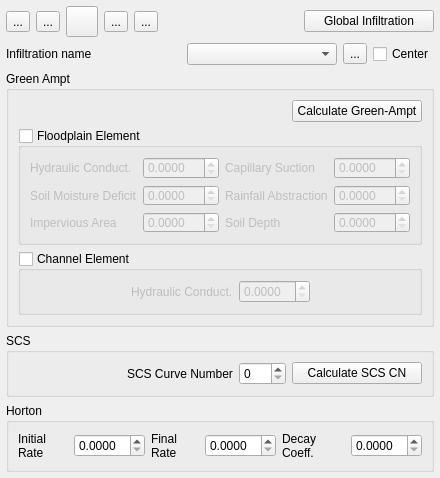
FLO-2DSoftware/qgis-flo-2d-plugin, file flo2d/ui/infil_editor.ui: the form before one commit.
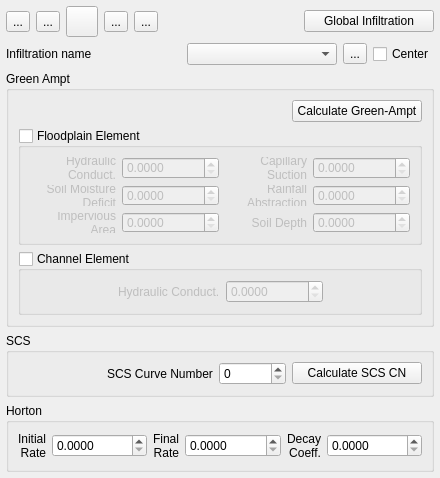
The form after the commit. Icons and pictures are not drawn.

The edit to the form file:
```diff
--- a/flo2d/ui/infil_editor.ui
+++ b/flo2d/ui/infil_editor.ui
@@ -303,6 +303,9 @@
            <property name="text">
             <string>Soil Moisture Deficit</string>
            </property>
+           <property name="alignment">
+            <set>Qt::AlignRight|Qt::AlignTrailing|Qt::AlignVCenter</set>
+           </property>
            <property name="wordWrap">
             <bool>true</bool>
            </property>
@@ -313,6 +316,9 @@
            <property name="decimals">
             <number>4</number>
            </property>
+           <property name="maximum">
+            <double>100000.000000000000000</double>
+           </property>
           </widget>
          </item>
          <item row="1" column="1">
@@ -320,6 +326,9 @@
            <property name="decimals">
             <number>4</number>
            </property>
+           <property name="maximum">
+            <double>100000.000000000000000</double>
+           </property>
           </widget>
          </item>
          <item row="0" column="1">
@@ -327,6 +336,9 @@
            <property name="decimals">
             <number>4</number>
            </property>
+           <property name="maximum">
+            <double>100000.000000000000000</double>
+           </property>
           </widget>
          </item>
          <item row="0" column="2">
@@ -334,6 +346,9 @@
            <property name="text">
             <string>Capillary Suction</string>
            </property>
+           <property name="alignment">
+            <set>Qt::AlignRight|Qt::AlignTrailing|Qt::AlignVCenter</set>
+           </property>
            <property name="wordWrap">
             <bool>true</bool>
            </property>
@@ -344,6 +359,9 @@
            <property name="decimals">
             <number>4</number>
            </property>
+           <property name="maximum">
+            <double>100000.000000000000000</double>
+           </property>
           </widget>
          </item>
          <item row="0" column="0">
@@ -351,6 +369,9 @@
            <property name="text">
             <string>Hydraulic Conduct.</string>
            </property>
+           <property name="alignment">
+            <set>Qt::AlignRight|Qt::AlignTrailing|Qt::AlignVCenter</set>
+           </property>
            <property name="wordWrap">
             <bool>true</bool>
            </property>
@@ -361,6 +382,9 @@
            <property name="text">
             <string>Rainfall Abstraction</string>
            </property>
+           <property name="alignment">
+            <set>Qt::AlignRight|Qt::AlignTrailing|Qt::AlignVCenter</set>
+           </property>
            <property name="wordWrap">
             <bool>true</bool>
            </property>
@@ -371,6 +395,9 @@
            <property name="text">
             <string>Impervious Area</string>
            </property>
+           <property name="alignment">
+            <set>Qt::AlignRight|Qt::AlignTrailing|Qt::AlignVCenter</set>
+           </property>
            <property name="wordWrap">
             <bool>true</bool>
            </property>
@@ -381,6 +408,9 @@
            <property name="decimals">
             <number>4</number>
            </property>
+           <property name="maximum">
+            <double>100000.000000000000000</double>
+           </property>
           </widget>
          </item>
          <item row="2" column="2">
@@ -388,6 +418,9 @@
            <property name="text">
             <string>Soil Depth</string>
            </property>
+           <property name="alignment">
+            <set>Qt::AlignRight|Qt::AlignTrailing|Qt::AlignVCenter</set>
+           </property>
            <property name="wordWrap">
             <bool>true</bool>
            </property>
@@ -398,6 +431,9 @@
            <property name="decimals">
             <number>4</number>
            </property>
+           <property name="maximum">
+            <double>100000.000000000000000</double>
+           </property>
           </widget>
          </item>
         </layout>
@@ -430,6 +466,9 @@
            <property name="decimals">
             <number>4</number>
            </property>
+           <property name="maximum">
+            <double>100000.000000000000000</double>
+           </property>
           </widget>
          </item>
          <item row="0" column="3">
@@ -485,6 +524,9 @@
         <property name="decimals">
          <number>0</number>
         </property>
+        <property name="maximum">
+         <double>100000.000000000000000</double>
+        </property>
        </widget>
       </item>
       <item row="1" column="0">
@@ -533,6 +575,9 @@
         <property name="text">
          <string>Initial Rate</string>
         </property>
+        <property name="alignment">
+         <set>Qt::AlignRight|Qt::AlignTrailing|Qt::AlignVCenter</set>
+        </property>
         <property name="wordWrap">
          <bool>true</bool>
         </property>
@@ -543,6 +588,9 @@
         <property name="text">
          <string>Final Rate</string>
         </property>
+        <property name="alignment">
+         <set>Qt::AlignRight|Qt::AlignTrailing|Qt::AlignVCenter</set>
+        </property>
         <property name="wordWrap">
          <bool>true</bool>
         </property>
@@ -553,6 +601,9 @@
         <property name="text">
          <string>Decay Coeff.</string>
         </property>
+        <property name="alignment">
+         <set>Qt::AlignRight|Qt::AlignTrailing|Qt::AlignVCenter</set>
+        </property>
         <property name="wordWrap">
          <bool>true</bool>
         </property>
@@ -563,6 +614,9 @@
         <property name="decimals">
          <number>4</number>
         </property>
+        <property name="maximum">
+         <double>100000.000000000000000</double>
+        </property>
        </widget>
       </item>
       <item row="0" column="3">
@@ -570,6 +624,9 @@
         <property name="decimals">
          <number>4</number>
         </property>
+        <property name="maximum">
+         <double>100000.000000000000000</double>
+        </property>
        </widget>
       </item>
       <item row="0" column="5">
@@ -577,6 +634,9 @@
         <property name="decimals">
          <number>4</number>
         </property>
+        <property name="maximum">
+         <double>100000.000000000000000</double>
+        </property>
        </widget>
       </item>
      </layout>
```
